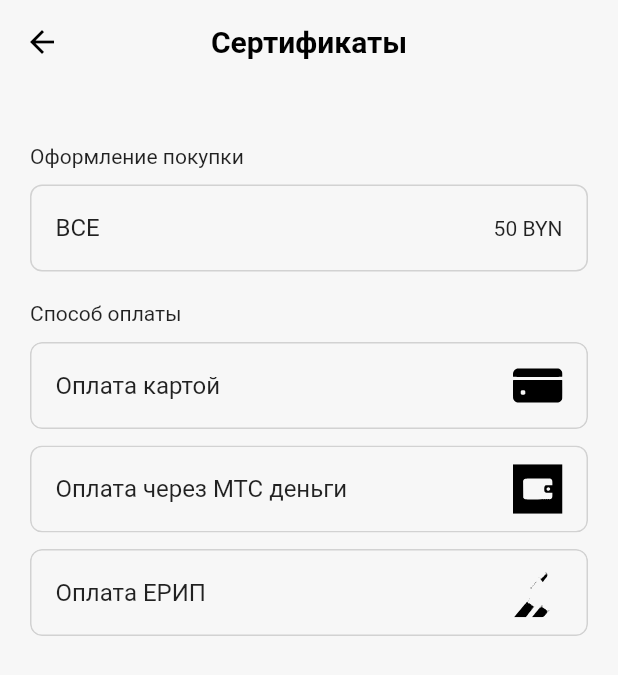
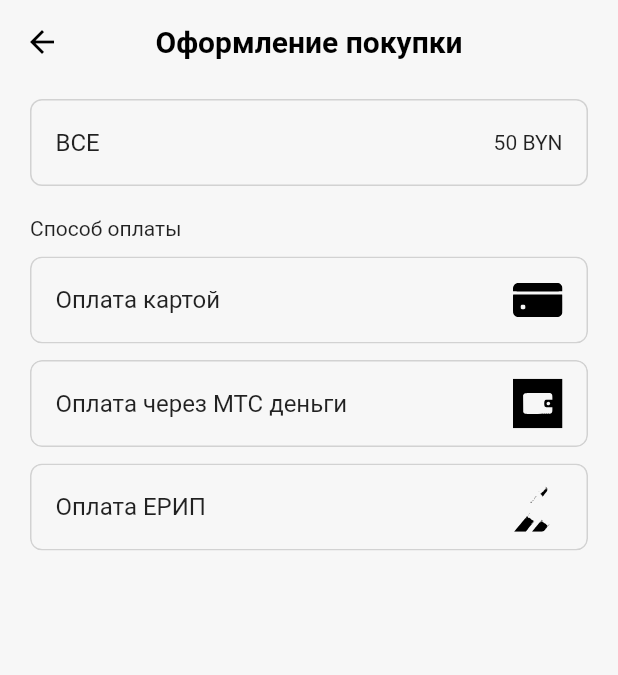
Before and after one commit to pokenem/mtc_xackaton, a Flutter app: the screen it shows after launch, after a tap on "КУПИТЬ", on a phone screen of 412 x 824 dp. Shown: the top 675 px of the screen. Run offline on Flutter 3.47's test engine with Material 2 defaults, Android fonts, the phone set to English and light mode, and no system bars; our stand-ins replace flutter_bloc, flutter_svg, get_it.

Commit message:
Update app bar

```diff
--- a/lib/ui/pages/order_page/order_page.dart
+++ b/lib/ui/pages/order_page/order_page.dart
@@ -15,7 +15,11 @@ class OrderPage extends StatelessWidget {
   Widget build(BuildContext context) {
     return Scaffold(
       backgroundColor: const Color(0xFFF7F7F7),
-      appBar: createAppBar(hasBackButton: true, hasListButton: false),
+      appBar: createAppBar(
+        title: 'Оформление покупки',
+        hasBackButton: true,
+        hasListButton: false,
+      ),
       body: SafeArea(
         child: ListView(
           children: [
@@ -26,13 +30,7 @@ class OrderPage extends StatelessWidget {
               child: Column(
                 crossAxisAlignment: CrossAxisAlignment.start,
                 children: [
-                  const Padding(
-                    padding: EdgeInsets.only(
-                      top: 40,
-                      bottom: 11,
-                    ),
-                    child: Text('Оформление покупки'),
-                  ),
+                  const SizedBox(height: 10),
                   ListTile(
                     title: Text(cert.title),
                     trailing: Text('${cert.cost} BYN'),
--- a/lib/ui/widgets/app_bar.dart
+++ b/lib/ui/widgets/app_bar.dart
@@ -4,6 +4,7 @@ import 'package:get_it/get_it.dart';
 import 'package:mtc_xackaton/ui/navigation/navigation_manager.dart';
 
 PreferredSizeWidget createAppBar({
+  String title = 'Сертификаты',
   bool hasBackButton = false,
   bool hasListButton = true,
   PreferredSizeWidget? bottom,
@@ -12,9 +13,9 @@ PreferredSizeWidget createAppBar({
     shadowColor: Colors.transparent,
     backgroundColor: const Color(0xFFF7F7F7),
     centerTitle: true,
-    title: const Text(
-      'Сертификаты',
-      style: TextStyle(
+    title: Text(
+      title,
+      style: const TextStyle(
         color: Colors.black,
         fontWeight: FontWeight.w700,
         fontSize: 20,
```
Also changed, not shown: lib/ui/pages/my_certificates_page/my_certificates_page.dart (+5 -12 lines).
